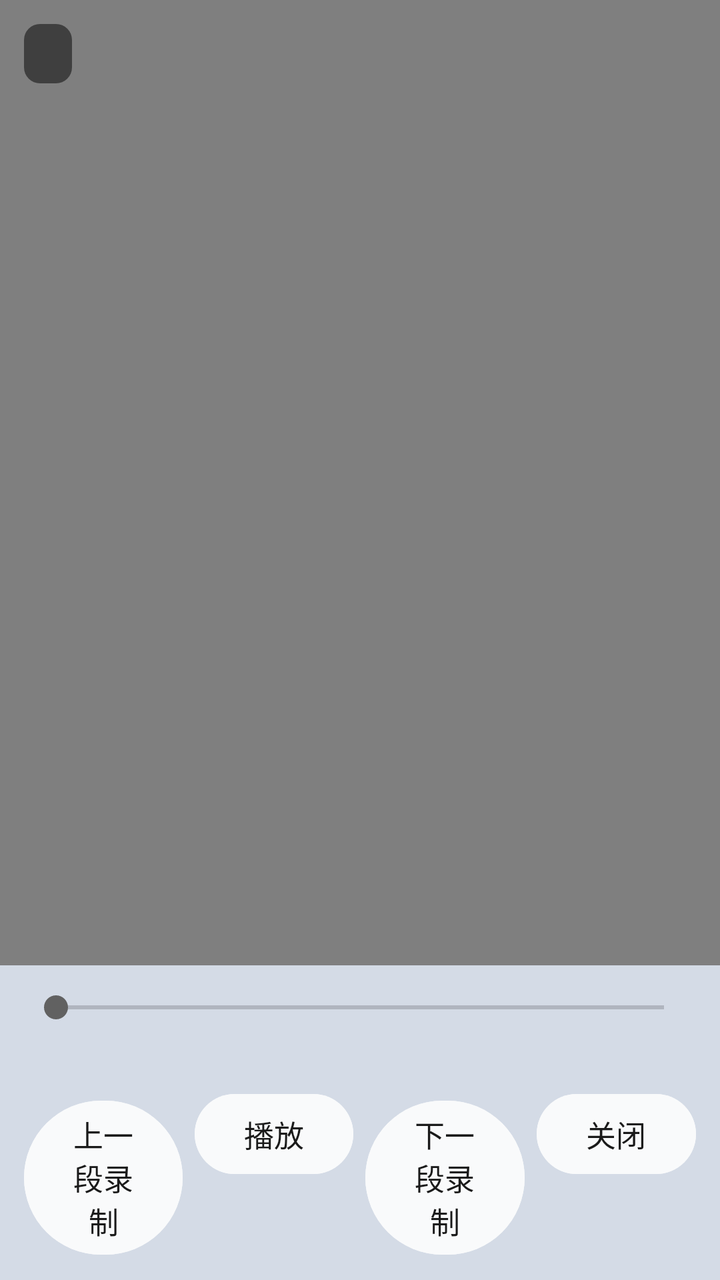
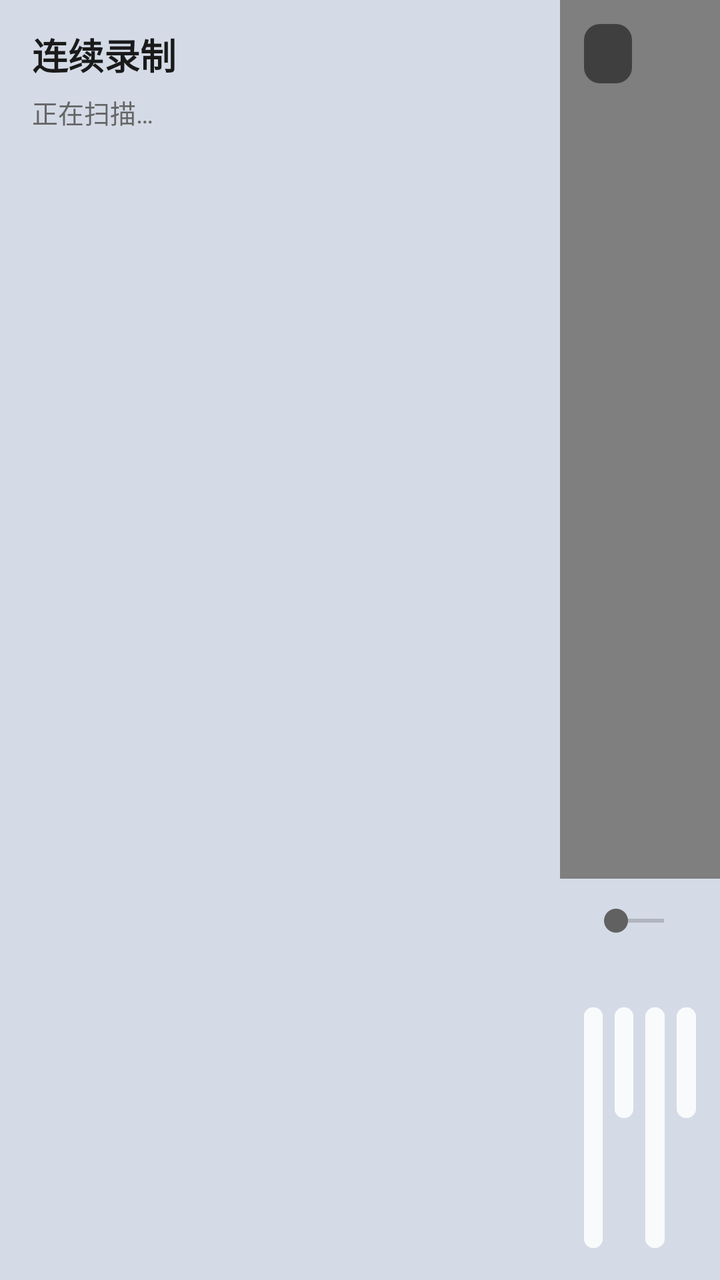

The first picture is an Android layout as it rendered before a commit; the second is the same layout after the commit. The layout source and the unified diff follow.
<!-- AndroidManifest.xml: activity theme Theme.Cam.Fullscreen -->
<!-- res/layout/activity_timeline_player.xml -->
<?xml version="1.0" encoding="utf-8"?>
<LinearLayout xmlns:android="http://schemas.android.com/apk/res/android"
    android:layout_width="match_parent"
    android:layout_height="match_parent"
    android:orientation="vertical"
    android:background="#FF000000">

    
    <FrameLayout
        android:layout_width="match_parent"
        android:layout_height="0dp"
        android:layout_weight="1">

        <VideoView
            android:id="@+id/timeline_video"
            android:layout_width="match_parent"
            android:layout_height="match_parent"
            android:layout_gravity="center" />

        <TextView
            android:id="@+id/timeline_info"
            android:layout_width="wrap_content"
            android:layout_height="wrap_content"
            android:layout_gravity="top|start"
            android:layout_margin="12dp"
            android:background="@drawable/camera_label_background"
            android:paddingStart="12dp"
            android:paddingEnd="12dp"
            android:paddingTop="6dp"
            android:paddingBottom="6dp"
            android:textColor="#DDFFFFFF"
            android:textSize="13sp" />
    </FrameLayout>

    
    <LinearLayout
        android:layout_width="match_parent"
        android:layout_height="wrap_content"
        android:orientation="vertical"
        android:padding="12dp"
        android:background="@color/menu_background">

        <SeekBar
            android:id="@+id/timeline_seek"
            android:layout_width="match_parent"
            android:layout_height="wrap_content" />

        <TextView
            android:id="@+id/timeline_position"
            android:layout_width="wrap_content"
            android:layout_height="wrap_content"
            android:layout_gravity="center_horizontal"
            android:layout_marginTop="2dp"
            android:textColor="#FFFFFF"
            android:textSize="15sp"
            android:fontFamily="monospace" />

        <LinearLayout
            android:layout_width="match_parent"
            android:layout_height="wrap_content"
            android:orientation="horizontal"
            android:layout_marginTop="8dp">

            <Button
                android:id="@+id/timeline_prev_session"
                android:layout_width="0dp"
                android:layout_height="wrap_content"
                android:layout_weight="1"
                android:layout_marginEnd="6dp"
                android:text="上一段录制"
                android:textSize="15sp"
                android:backgroundTint="@color/button_background"
                android:textColor="@color/button_text" />

            <Button
                android:id="@+id/timeline_play_pause"
                android:layout_width="0dp"
                android:layout_height="wrap_content"
                android:layout_weight="1"
                android:layout_marginEnd="6dp"
                android:text="播放"
                android:textSize="15sp"
                android:backgroundTint="@color/button_background"
                android:textColor="@color/button_text" />

            <Button
                android:id="@+id/timeline_next_session"
                android:layout_width="0dp"
                android:layout_height="wrap_content"
                android:layout_weight="1"
                android:layout_marginEnd="6dp"
                android:text="下一段录制"
                android:textSize="15sp"
                android:backgroundTint="@color/button_background"
                android:textColor="@color/button_text" />

            <Button
                android:id="@+id/timeline_close"
                android:layout_width="0dp"
                android:layout_height="wrap_content"
                android:layout_weight="1"
                android:text="关闭"
                android:textSize="15sp"
                android:backgroundTint="@color/button_background"
                android:textColor="@color/button_text" />
        </LinearLayout>
    </LinearLayout>

</LinearLayout>
<!-- resources referenced by this layout -->
<resources>
  <color name="button_background">#FFF9FAFB</color>
  <color name="button_text">#FF1A1A1A</color>
  <color name="menu_background">#FFD4DBE6</color>
  <!-- drawable camera_label_background (drawable) -->
  <?xml version="1.0" encoding="utf-8"?>
  <shape xmlns:android="http://schemas.android.com/apk/res/android"
      android:shape="rectangle">
      <solid android:color="#80000000" />
      <corners android:radius="8dp" />
  </shape>
  <style name="Theme.Cam.Fullscreen" parent="Theme.Cam">
          <item name="android:windowFullscreen">true</item>
          <item name="android:windowContentOverlay">@null</item>
          <item name="android:windowBackground">@android:color/black</item>
          <item name="android:colorBackground">@android:color/black</item>
      </style>
  <style name="Theme.Cam" parent="Base.Theme.Cam" />
  <style name="Base.Theme.Cam" parent="Theme.Material3.DayNight.NoActionBar">
          
          <item name="colorPrimary">#424242</item>
          <item name="colorPrimaryVariant">#2A2A2A</item>
          <item name="colorOnPrimary">#FFFFFF</item>
          <item name="colorSecondary">#616161</item>
          <item name="colorSecondaryVariant">#424242</item>
          <item name="colorOnSecondary">#FFFFFF</item>
          <item name="android:colorBackground">#1A1A1A</item>
          <item name="colorSurface">#2A2A2A</item>
          <item name="colorOnSurface">#FFFFFF</item>
          <item name="android:statusBarColor">#2A2A2A</item>
          <item name="android:navigationBarColor">#000000</item>
          
          <item name="android:windowBackground">@color/page_background</item>
          
          <item name="android:windowSplashScreenBackground">@color/page_background</item>
          <item name="android:windowSplashScreenAnimatedIcon">@mipmap/ic_launcher</item>
      </style>
  <color name="page_background">#FFD4DBE6</color>
</resources>

<!-- the commit's change to res/layout/activity_timeline_player.xml (unified diff, before → after) -->
@@ -2,107 +2,153 @@
 <LinearLayout xmlns:android="http://schemas.android.com/apk/res/android"
     android:layout_width="match_parent"
     android:layout_height="match_parent"
-    android:orientation="vertical"
+    android:orientation="horizontal"
     android:background="#FF000000">
 
     
-    <FrameLayout
-        android:layout_width="match_parent"
-        android:layout_height="0dp"
-        android:layout_weight="1">
-
-        <VideoView
-            android:id="@+id/timeline_video"
-            android:layout_width="match_parent"
-            android:layout_height="match_parent"
-            android:layout_gravity="center" />
+    <LinearLayout
+        android:layout_width="280dp"
+        android:layout_height="match_parent"
+        android:orientation="vertical"
+        android:background="@color/menu_background">
 
         <TextView
-            android:id="@+id/timeline_info"
-            android:layout_width="wrap_content"
+            android:layout_width="match_parent"
             android:layout_height="wrap_content"
-            android:layout_gravity="top|start"
-            android:layout_margin="12dp"
-            android:background="@drawable/camera_label_background"
-            android:paddingStart="12dp"
-            android:paddingEnd="12dp"
-            android:paddingTop="6dp"
+            android:paddingStart="16dp"
+            android:paddingEnd="16dp"
+            android:paddingTop="14dp"
             android:paddingBottom="6dp"
-            android:textColor="#DDFFFFFF"
-            android:textSize="13sp" />
-    </FrameLayout>
+            android:text="连续录制"
+            android:textColor="@color/text_primary"
+            android:textSize="18sp"
+            android:textStyle="bold" />
+
+        <TextView
+            android:id="@+id/timeline_list_summary"
+            android:layout_width="match_parent"
+            android:layout_height="wrap_content"
+            android:paddingStart="16dp"
+            android:paddingEnd="16dp"
+            android:paddingBottom="8dp"
+            android:textColor="@color/text_secondary"
+            android:textSize="13sp"
+            android:text="正在扫描…" />
+
+        <androidx.recyclerview.widget.RecyclerView
+            android:id="@+id/timeline_session_list"
+            android:layout_width="match_parent"
+            android:layout_height="0dp"
+            android:layout_weight="1"
+            android:clipToPadding="false"
+            android:paddingBottom="8dp" />
+    </LinearLayout>
 
     
     <LinearLayout
-        android:layout_width="match_parent"
-        android:layout_height="wrap_content"
-        android:orientation="vertical"
-        android:padding="12dp"
-        android:background="@color/menu_background">
+        android:layout_width="0dp"
+        android:layout_height="match_parent"
+        android:layout_weight="1"
+        android:orientation="vertical">
 
-        <SeekBar
-            android:id="@+id/timeline_seek"
+        <FrameLayout
             android:layout_width="match_parent"
-            android:layout_height="wrap_content" />
+            android:layout_height="0dp"
+            android:layout_weight="1">
 
-        <TextView
-            android:id="@+id/timeline_position"
-            android:layout_width="wrap_content"
-            android:layout_height="wrap_content"
-            android:layout_gravity="center_horizontal"
-            android:layout_marginTop="2dp"
-            android:textColor="#FFFFFF"
-            android:textSize="15sp"
-            android:fontFamily="monospace" />
+            <VideoView
+                android:id="@+id/timeline_video"
+                android:layout_width="match_parent"
+                android:layout_height="match_parent"
+                android:layout_gravity="center" />
 
+            <TextView
+                android:id="@+id/timeline_info"
+                android:layout_width="wrap_content"
+                android:layout_height="wrap_content"
+                android:layout_gravity="top|start"
+                android:layout_margin="12dp"
+                android:background="@drawable/camera_label_background"
+                android:paddingStart="12dp"
+                android:paddingEnd="12dp"
+                android:paddingTop="6dp"
+                android:paddingBottom="6dp"
+                android:textColor="#DDFFFFFF"
+                android:textSize="13sp" />
+        </FrameLayout>
+
+        
         <LinearLayout
             android:layout_width="match_parent"
             android:layout_height="wrap_content"
-            android:orientation="horizontal"
-            android:layout_marginTop="8dp">
+            android:orientation="vertical"
+            android:padding="12dp"
+            android:background="@color/menu_background">
 
-            <Button
-                android:id="@+id/timeline_prev_session"
-                android:layout_width="0dp"
+            <SeekBar
+                android:id="@+id/timeline_seek"
+                android:layout_width="match_parent"
+                android:layout_height="wrap_content" />
+
+            <TextView
+                android:id="@+id/timeline_position"
+                android:layout_width="wrap_content"
                 android:layout_height="wrap_content"
-                android:layout_weight="1"
-                android:layout_marginEnd="6dp"
-                android:text="上一段录制"
+                android:layout_gravity="center_horizontal"
+                android:layout_marginTop="2dp"
+                android:textColor="#FFFFFF"
                 android:textSize="15sp"
-                android:backgroundTint="@color/button_background"
-                android:textColor="@color/button_text" />
+                android:fontFamily="monospace" />
 
-            <Button
-                android:id="@+id/timeline_play_pause"
-                android:layout_width="0dp"
+            <LinearLayout
+                android:layout_width="match_parent"
                 android:layout_height="wrap_content"
-                android:layout_weight="1"
-                android:layout_marginEnd="6dp"
-                android:text="播放"
-                android:textSize="15sp"
-                android:backgroundTint="@color/button_background"
-                android:textColor="@color/button_text" />
+                android:orientation="horizontal"
+                android:layout_marginTop="8dp">
 
-            <Button
-                android:id="@+id/timeline_next_session"
-                android:layout_width="0dp"
-                android:layout_height="wrap_content"
-                android:layout_weight="1"
-                android:layout_marginEnd="6dp"
-                android:text="下一段录制"
-                android:textSize="15sp"
-                android:backgroundTint="@color/button_background"
-                android:textColor="@color/button_text" />
+                <Button
+                    android:id="@+id/timeline_prev_session"
+                    android:layout_width="0dp"
+                    android:layout_height="wrap_content"
+                    android:layout_weight="1"
+                    android:layout_marginEnd="6dp"
+                    android:text="上一段录制"
+                    android:textSize="15sp"
+                    android:backgroundTint="@color/button_background"
+                    android:textColor="@color/button_text" />
 
-            <Button
-                android:id="@+id/timeline_close"
-                android:layout_width="0dp"
-                android:layout_height="wrap_content"
-                android:layout_weight="1"
-                android:text="关闭"
-                android:textSize="15sp"
-                android:backgroundTint="@color/button_background"
-                android:textColor="@color/button_text" />
+                <Button
+                    android:id="@+id/timeline_play_pause"
+                    android:layout_width="0dp"
+                    android:layout_height="wrap_content"
+                    android:layout_weight="1"
+                    android:layout_marginEnd="6dp"
+                    android:text="播放"
+                    android:textSize="15sp"
+                    android:backgroundTint="@color/button_background"
+                    android:textColor="@color/button_text" />
+
+                <Button
+                    android:id="@+id/timeline_next_session"
+                    android:layout_width="0dp"
+                    android:layout_height="wrap_content"
+                    android:layout_weight="1"
+                    android:layout_marginEnd="6dp"
+                    android:text="下一段录制"
+                    android:textSize="15sp"
+                    android:backgroundTint="@color/button_background"
+                    android:textColor="@color/button_text" />
+
+                <Button
+                    android:id="@+id/timeline_close"
+                    android:layout_width="0dp"
+                    android:layout_height="wrap_content"
+                    android:layout_weight="1"
+                    android:text="关闭"
+                    android:textSize="15sp"
+                    android:backgroundTint="@color/button_background"
+                    android:textColor="@color/button_text" />
+            </LinearLayout>
         </LinearLayout>
     </LinearLayout>
 
<!-- resource entries referenced after the edit -->
@@ -3,6 +3,8 @@
   <color name="button_background">#FFF9FAFB</color>
   <color name="button_text">#FF1A1A1A</color>
   <color name="menu_background">#FFD4DBE6</color>
+  <color name="text_primary">#FF1A1A1A</color>
+  <color name="text_secondary">#FF666666</color>
   <!-- drawable camera_label_background (drawable) -->
   <?xml version="1.0" encoding="utf-8"?>
   <shape xmlns:android="http://schemas.android.com/apk/res/android"
